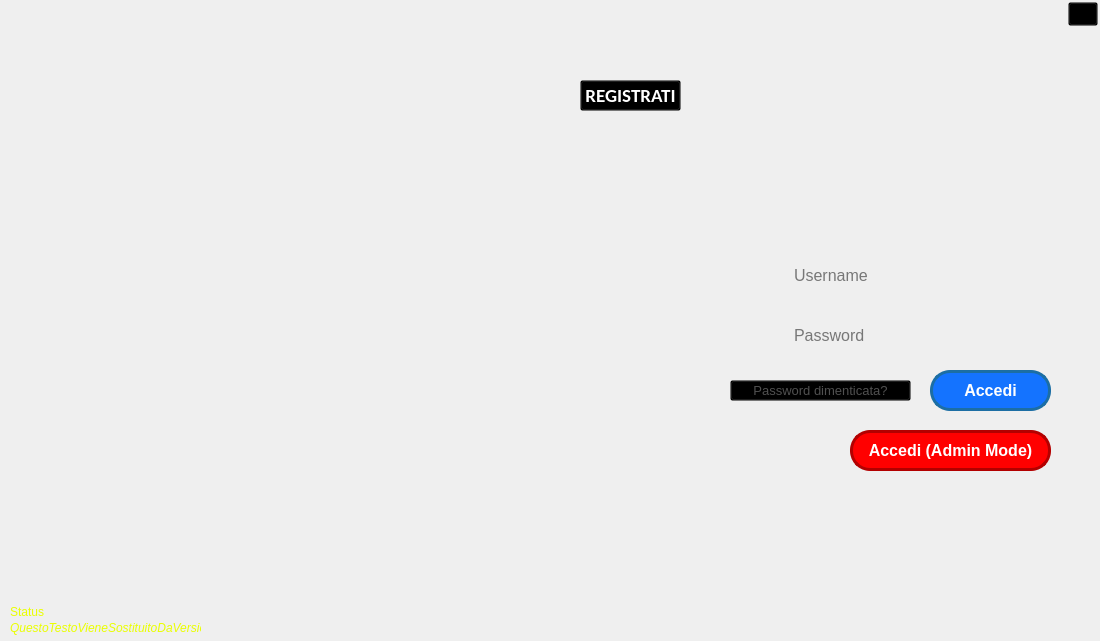
giovannic96/Real-time-collaborative-text-editor, file ClientModule/startwindow.ui: the form before one commit.
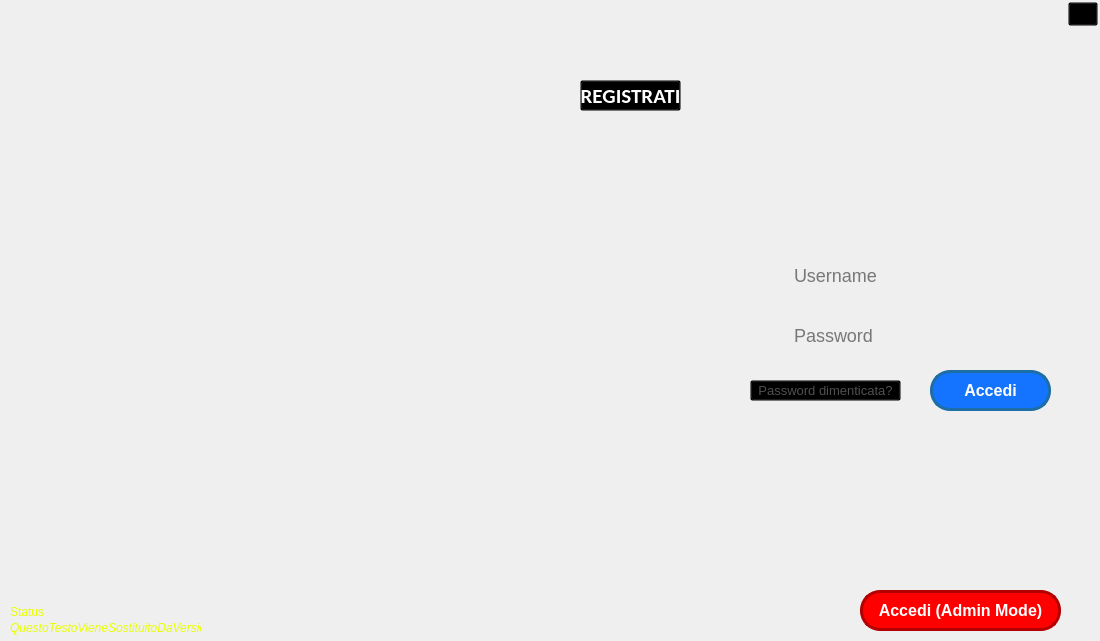
The form after the commit. Icons and pictures are not drawn.

Commit message: Second Provvisory Build

The edit to the form file:
```diff
--- a/ClientModule/startwindow.ui
+++ b/ClientModule/startwindow.ui
@@ -42,8 +42,8 @@
      <widget class="QPushButton" name="LoginAdmin">
       <property name="geometry">
        <rect>
-        <x>850</x>
-        <y>430</y>
+        <x>860</x>
+        <y>590</y>
         <width>201</width>
         <height>41</height>
        </rect>
@@ -116,12 +116,17 @@
         <height>31</height>
        </rect>
       </property>
+      <property name="font">
+       <font>
+        <pointsize>-1</pointsize>
+       </font>
+      </property>
       <property name="styleSheet">
        <string notr="true">background-color: transparent;
 border-radius: 15px;
 padding: 0 8px;
 selection-background-color: darkgray;
-font-size: 16px;
+font-size: 18px;
 </string>
       </property>
       <property name="inputMask">
@@ -149,7 +154,7 @@
       <property name="font">
        <font>
         <family>Calibri</family>
-        <pointsize>14</pointsize>
+        <pointsize>16</pointsize>
         <weight>75</weight>
         <bold>true</bold>
        </font>
@@ -173,9 +178,9 @@
      <widget class="QPushButton" name="ForgotPasswordButton">
       <property name="geometry">
        <rect>
-        <x>730</x>
+        <x>750</x>
         <y>380</y>
-        <width>181</width>
+        <width>151</width>
         <height>21</height>
        </rect>
       </property>
@@ -211,12 +216,17 @@
         <height>31</height>
        </rect>
       </property>
+      <property name="font">
+       <font>
+        <pointsize>-1</pointsize>
+       </font>
+      </property>
       <property name="styleSheet">
        <string notr="true">background-color: transparent;
 border-radius: 15px;
 padding: 0 8px;
 selection-background-color: darkgray;
-font-size: 16px;
+font-size: 18px;
 </string>
       </property>
       <property name="text">
```
Left out of the diff: 8 changed lines with no effect on the pictures. The commit also changes 1 other file.
